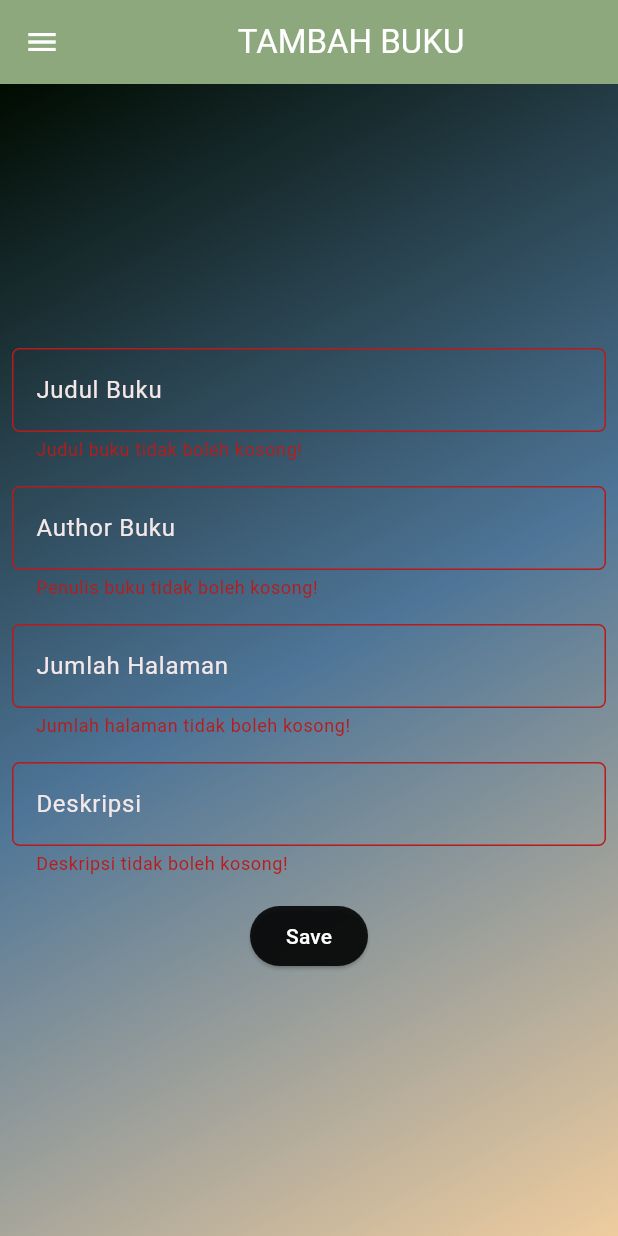
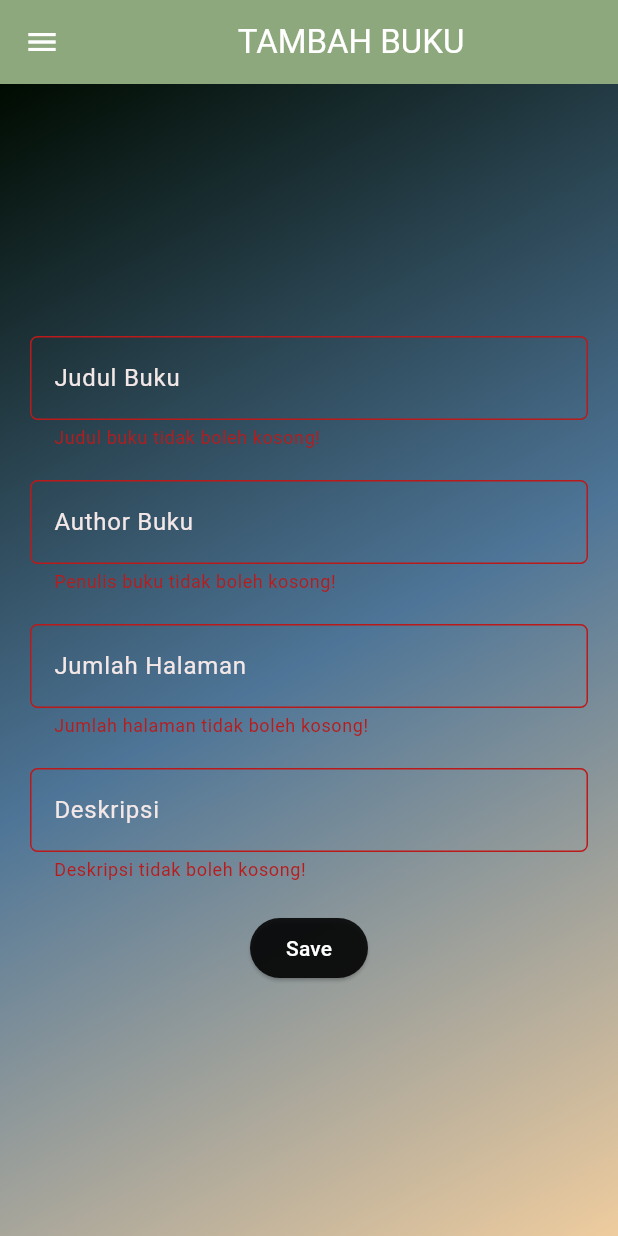
Before and after one commit to SiBook-D08/SiBook-mobile, a Flutter app: the AddItemForm screen opened directly, after a tap on "Save", on a phone screen of 412 x 824 dp. Run offline on Flutter 3.47's test engine with Material 3 defaults, Android fonts, the phone set to English and light mode, and no system bars; missing offline and left inert: pbp_django_auth.

Commit message:
media query stuff

```diff
--- a/lib/screens/add_item_form.dart
+++ b/lib/screens/add_item_form.dart
@@ -68,7 +68,12 @@ class _AddItemFormState extends State<AddItemForm> {
                 crossAxisAlignment: CrossAxisAlignment.start,
                 children: [
                   Padding(
-                    padding: const EdgeInsets.all(8.0),
+                    padding: const EdgeInsets.only(
+                      left: 20.0,
+                      right: 20.0,
+                      top: 10.0,
+                      bottom: 10.0,
+                    ),
                     child: TextFormField(
                       controller: _titleCtrl,
                       style: const TextStyle(color: Color.fromARGB(255, 243, 231, 231)),
@@ -88,7 +93,12 @@ class _AddItemFormState extends State<AddItemForm> {
                     ),
                   ),
                   Padding(
-                    padding: const EdgeInsets.all(8.0),
+                    padding: const EdgeInsets.only(
+                      left: 20.0,
+                      right: 20.0,
+                      top: 10.0,
+                      bottom: 10.0,
+                    ),
                     child: TextFormField(
                       controller: _authorCtrl,
                       style: const TextStyle(color: Color.fromARGB(255, 243, 231, 231)),
@@ -110,7 +120,12 @@ class _AddItemFormState extends State<AddItemForm> {
                     ),
                   ),
                   Padding(
-                    padding: const EdgeInsets.all(8.0),
+                    padding: const EdgeInsets.only(
+                      left: 20.0,
+                      right: 20.0,
+                      top: 10.0,
+                      bottom: 10.0,
+                    ),
                     child: TextFormField(
                       controller: _pageCountCtrl,
                       style: const TextStyle(color: Color.fromARGB(255, 243, 231, 231)),
@@ -135,7 +150,12 @@ class _AddItemFormState extends State<AddItemForm> {
                     ),
                   ),
                   Padding(
-                    padding: const EdgeInsets.all(8.0),
+                    padding: const EdgeInsets.only(
+                      left: 20.0,
+                      right: 20.0,
+                      top: 10.0,
+                      bottom: 10.0,
+                    ),
                     child: TextFormField(
                       controller: _descCtrl,
                       style: const TextStyle(color: Color.fromARGB(255, 243, 231, 231)),
@@ -159,7 +179,12 @@ class _AddItemFormState extends State<AddItemForm> {
                   Align(
                     alignment: Alignment.bottomCenter,
                     child: Padding(
-                      padding: const EdgeInsets.all(8.0),
+                      padding: const EdgeInsets.only(
+                        left: 20.0,
+                        right: 20.0,
+                        top: 10.0,
+                        bottom: 10.0,
+                      ),
                       child: ElevatedButton(
                         style: ButtonStyle(
                           backgroundColor:
--- a/lib/widgets/left_drawer.dart
+++ b/lib/widgets/left_drawer.dart
@@ -15,10 +15,10 @@ class LeftDrawer extends StatelessWidget {
   double _getIconSize(Size screenSize) {
     final double iconSize;
 
-    if (screenSize.width < 640) {
+    if (screenSize.width < 600) {
+      iconSize = 20.0;
+    } else {
       iconSize = 25.0;
-    } else {
-      iconSize = 30.0;
     }
 
     return iconSize;
@@ -29,10 +29,8 @@ class LeftDrawer extends StatelessWidget {
 
     if (screenSize.width < 600) {
       fontSize = 16.0;
-    } else if (screenSize.width < 640) {
+    } else {
       fontSize = 18.0;
-    } else {
-      fontSize = 20.0;
     }
 
     return fontSize;
@@ -112,7 +110,7 @@ class LeftDrawer extends StatelessWidget {
               ),
             ),
 
-            // ketika diklik akan ke forms add_item
+            // ketika diklik akan ke page add_item
             onTap: () async {
               await Navigator.maybePop(context);
               if (context.mounted && title != 'donate') {
@@ -193,7 +191,7 @@ class LeftDrawer extends StatelessWidget {
               ),
             ),
 
-            // ketika diklik akan ke page peminjaman buku
+            // ketika diklik akan ke page pengembalian buku
             onTap: () async {
               await Navigator.maybePop(context);
               if (context.mounted && title != 'return_review') {
@@ -220,7 +218,7 @@ class LeftDrawer extends StatelessWidget {
               ),
             ),
 
-            // ketika diklik akan ke list item
+            // ketika diklik akan ke page favorite
             onTap: () async {
               await Navigator.maybePop(context);
               if (context.mounted && title != 'favorite') {
@@ -236,10 +234,18 @@ class LeftDrawer extends StatelessWidget {
             },
           ),
           ListTile(
-            leading: const Icon(Icons.archive_rounded),
-            title: const Text("Reviews"),
+            leading: Icon(
+              Icons.archive_rounded,
+              size: iconSize,
+            ),
+            title: Text(
+              'Reviews',
+              style: TextStyle(
+                fontSize: fontSize,
+              ),
+            ),
 
-            // ketika diklik akan ke list item
+            // ketika diklik akan ke page review list
             onTap: () async {
               await Navigator.maybePop(context);
               if (context.mounted && title != 'all_review') {
```
